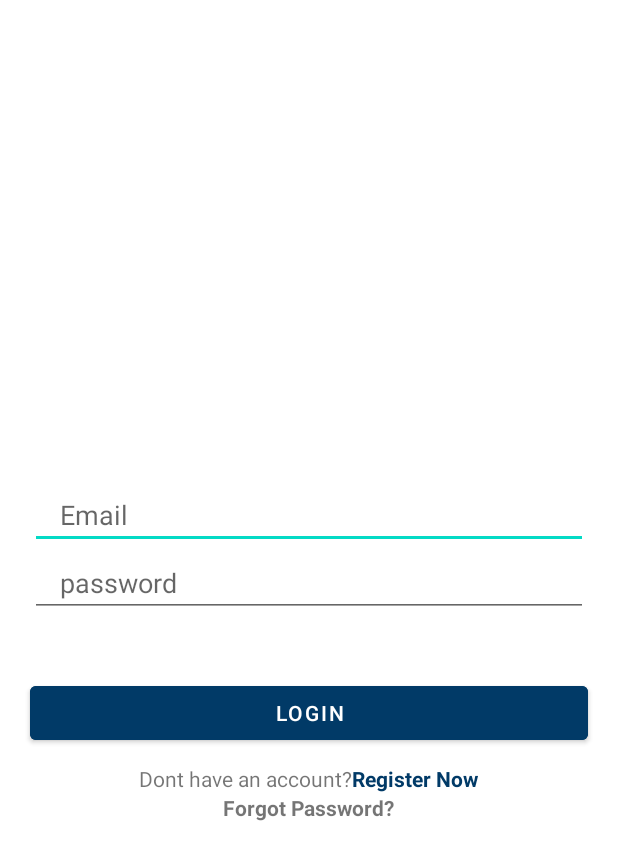
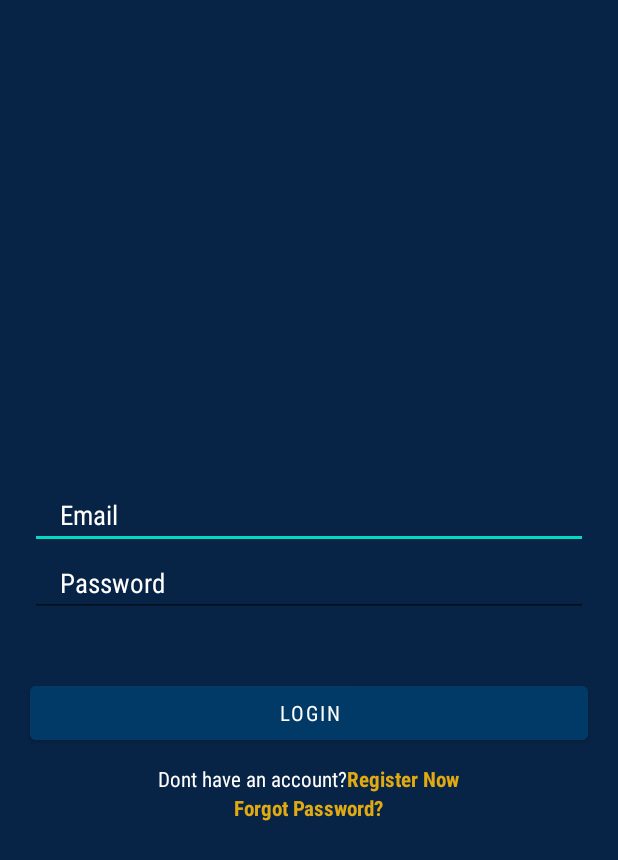
Before and after one commit to nuwinwiwana/I-KAEN, an Android app: the screen it shows after launch (login), on a phone screen of 412 x 824 dp. Shown: the top 860 px of the screen. Run offline under Robolectric (Android 15) with nearby library versions, the phone set to English and light mode, and no system bars; our stand-ins replace Firebase (no records; nobody signed in at launch, a user with empty details on screens opened directly).

Commit message:
Update Ui for Login and Forgot Password page

```diff
--- a/IKAEN/app/src/main/res/layout/activity_forgot_password.xml
+++ b/IKAEN/app/src/main/res/layout/activity_forgot_password.xml
@@ -4,8 +4,9 @@
     xmlns:tools="http://schemas.android.com/tools"
     android:layout_width="match_parent"
     android:layout_height="match_parent"
+    android:background="#072446"
+    android:gravity="center"
     android:orientation="vertical"
-    android:gravity="center"
     tools:context=".ForgotPassword">
 
     <TextView
@@ -14,8 +15,8 @@
         android:fontFamily="sans-serif-condensed"
         android:gravity="center"
         android:text="Forgot Your Password?"
-        android:textColor="#013A67"
-        android:textSize="18sp"
+        android:textColor="#E1AA12"
+        android:textSize="24sp"
         android:textStyle="bold" />
 
     <EditText
@@ -25,13 +26,16 @@
         android:layout_marginStart="20dp"
         android:layout_marginTop="20dp"
         android:layout_marginEnd="20dp"
+        android:fontFamily="sans-serif-condensed"
         android:hint="Enter your email here"
         android:inputType="textEmailAddress"
         android:maxLines="1"
         android:paddingStart="20dp"
         android:paddingLeft="20dp"
         android:paddingEnd="0dp"
-        android:paddingRight="0dp" />
+        android:paddingRight="0dp"
+        android:textColor="#FFFFFF"
+        android:textColorHint="#FFFFFF" />
 
     <Button
         android:id="@+id/submitBtn"
@@ -41,6 +45,7 @@
         android:layout_marginTop="40dp"
         android:layout_marginEnd="20dp"
         android:backgroundTint="#013A67"
+        android:fontFamily="sans-serif-condensed"
         android:text="SUBMIT" />
 
     <Button
@@ -48,6 +53,7 @@
         android:layout_width="wrap_content"
         android:layout_height="wrap_content"
         android:backgroundTint="#013A67"
+        android:fontFamily="sans-serif-condensed"
         android:text="BACK" />
 
 </LinearLayout>
--- a/IKAEN/app/src/main/res/layout/activity_login.xml
+++ b/IKAEN/app/src/main/res/layout/activity_login.xml
@@ -4,79 +4,92 @@
     xmlns:tools="http://schemas.android.com/tools"
     android:layout_width="match_parent"
     android:layout_height="match_parent"
-    android:gravity ="center"
+    android:background="#072446"
+    android:gravity="center"
     android:orientation="vertical"
     tools:context=".login">
 
     <TextView
         android:layout_width="match_parent"
         android:layout_height="wrap_content"
-        android:textStyle="bold"
+        android:fontFamily="sans-serif-condensed"
         android:gravity="center"
         android:textColor="#000000"
-        android:fontFamily="sans-serif-condensed"
-        android:textSize="18sp"/>
+        android:textSize="18sp"
+        android:textStyle="bold" />
 
     <EditText
-        android:layout_marginTop="20dp"
+        android:id="@+id/email"
         android:layout_width="match_parent"
         android:layout_height="wrap_content"
+        android:layout_marginStart="20dp"
+        android:layout_marginTop="20dp"
+        android:layout_marginEnd="20dp"
+        android:fontFamily="sans-serif-condensed"
+        android:hint="Email"
         android:inputType="textEmailAddress"
-        android:id="@+id/email"
-        android:hint="Email"
         android:maxLines="1"
+        android:paddingStart="20dp"
+        android:paddingLeft="20dp"
+        android:paddingEnd="0dp"
+        android:paddingRight="0dp"
+        android:shadowColor="#FFFFFF"
+        android:textColor="#FFFFFF"
+        android:textColorHighlight="#FFFFFF"
+        android:textColorHint="#FFFF"
+        android:textColorLink="#FFFFFF" />
+
+
+    <EditText
+        android:id="@+id/password"
+        android:layout_width="match_parent"
+        android:layout_height="wrap_content"
         android:layout_marginStart="20dp"
         android:layout_marginEnd="20dp"
+        android:fontFamily="sans-serif-condensed"
+        android:hint="Password"
+        android:inputType="textPassword"
+        android:maxLines="1"
         android:paddingStart="20dp"
+        android:paddingLeft="20dp"
         android:paddingEnd="0dp"
-        android:paddingLeft="20dp"
-        android:paddingRight="0dp" />
-
-    <EditText
-        android:layout_width="match_parent"
-        android:layout_height="wrap_content"
-        android:inputType="textPassword"
-        android:id="@+id/password"
-        android:hint="password"
-        android:maxLines="1"
-        android:layout_marginStart="20dp"
-        android:layout_marginEnd="20dp"
-        android:paddingStart="20dp"
-        android:paddingEnd="0dp"
-        android:paddingLeft="20dp"
-        android:paddingRight="0dp" />
-
+        android:paddingRight="0dp"
+        android:textColorHint="#FFFF" />
 
     <Button
         android:id="@+id/LoginBtn"
         android:layout_width="match_parent"
         android:layout_height="wrap_content"
         android:layout_marginStart="20dp"
-        android:text="Login"
+        android:layout_marginTop="40dp"
         android:layout_marginEnd="20dp"
         android:backgroundTint="#013A67"
-        android:layout_marginTop="40dp" />
+        android:fontFamily="sans-serif-condensed"
+        android:text="Login" />
 
     <LinearLayout
         android:layout_width="wrap_content"
         android:layout_height="wrap_content"
-        android:orientation="horizontal"
         android:layout_gravity="center"
-        android:layout_marginTop="10dp">
+        android:layout_marginTop="10dp"
+        android:orientation="horizontal">
 
         <TextView
             android:layout_width="wrap_content"
             android:layout_height="wrap_content"
-            android:text="Dont have an account?"/>.
+            android:fontFamily="sans-serif-condensed"
+            android:text="Dont have an account?"
+            android:textColor="#FFFFFF" />.
 
         <TextView
 
             android:id="@+id/registerNowBtn"
             android:layout_width="wrap_content"
             android:layout_height="wrap_content"
+            android:fontFamily="sans-serif-condensed"
             android:text="Register Now"
-            android:textColor="#013A67"
-            android:textStyle="bold"/>
+            android:textColor="#E1AA12"
+            android:textStyle="bold" />
 
     </LinearLayout>
 
@@ -84,7 +97,9 @@
         android:id="@+id/FgtPasswordBtn"
         android:layout_width="wrap_content"
         android:layout_height="wrap_content"
+        android:fontFamily="sans-serif-condensed"
         android:text="Forgot Password?"
+        android:textColor="#E1AA12"
         android:textStyle="bold" />
 
 </LinearLayout>
```
